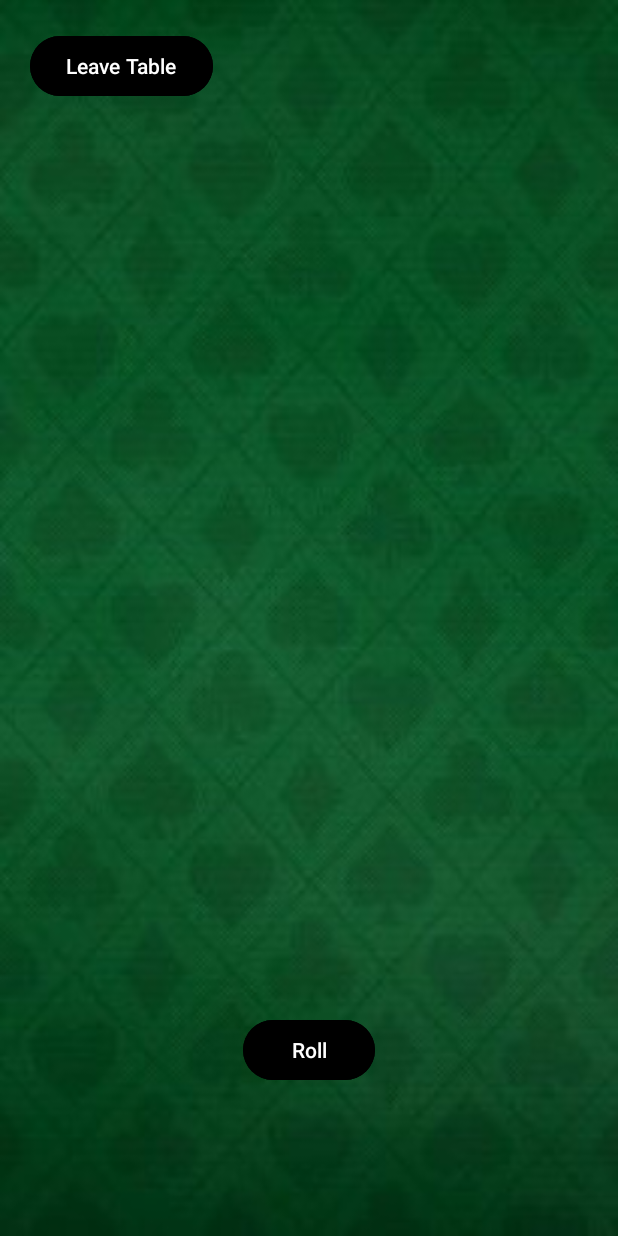
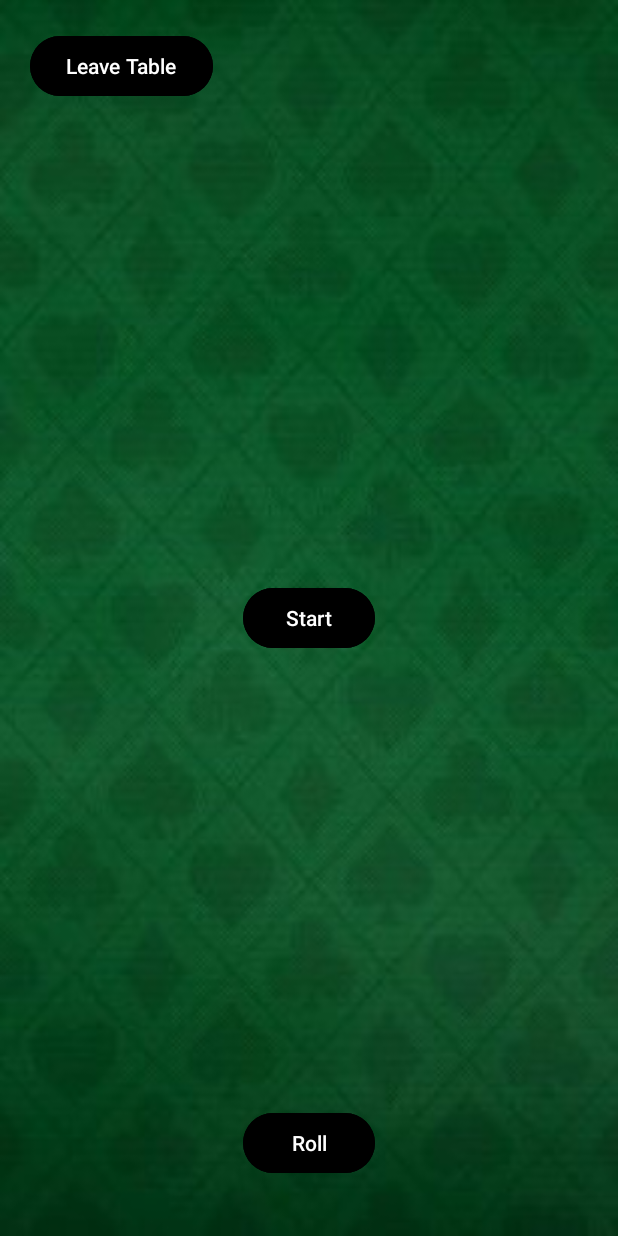
Before and after one commit to Metzenga04/Pocket-Vegas, an Android app: the DiceGame screen opened directly, with no data from a screen before it, on a phone screen of 412 x 824 dp. Run offline under Robolectric (Android 15) with nearby library versions, the phone set to English and light mode, and no system bars; 1 statement that could not run was skipped.

Commit message:
starting the dice game

```diff
--- a/app/src/main/java/pt/iade/guilhermeabrantes/blackjack/BlackJack.java
+++ b/app/src/main/java/pt/iade/guilhermeabrantes/blackjack/BlackJack.java
@@ -5,7 +5,6 @@ import android.content.Intent;
 import android.os.Bundle;
 import pt.iade.guilhermeabrantes.blackjack.models.Card;
 
-import android.view.GestureDetector;
 import android.view.View;
 import android.widget.Button;
 import android.widget.ImageView;
@@ -21,9 +20,9 @@ public class BlackJack extends AppCompatActivity {
         super.onCreate(savedInstanceState);
         setContentView(R.layout.activity_black_jack);
 
-        List<Card> pHand = new ArrayList<Card>();
+        List<Card> pHand = new ArrayList<>();
         List<Card> dHand = new ArrayList<>();
-        Button deal = findViewById(R.id.btnStart);
+        Button deal = findViewById(R.id.btnStartBJ);
         Button stand = findViewById(R.id.btnStand);
         Button hit = findViewById(R.id.btnHit);
         Button ok = findViewById(R.id.btnOk);
--- a/app/src/main/java/pt/iade/guilhermeabrantes/blackjack/DiceGame.java
+++ b/app/src/main/java/pt/iade/guilhermeabrantes/blackjack/DiceGame.java
@@ -2,29 +2,170 @@ package pt.iade.guilhermeabrantes.blackjack;
 
 import androidx.appcompat.app.AppCompatActivity;
 
+import android.annotation.SuppressLint;
 import android.content.Intent;
 import android.os.Bundle;
 import android.view.View;
 import android.widget.Button;
+import android.widget.ImageView;
+import android.widget.Toast;
+
+import java.util.ArrayList;
+import java.util.List;
+
+import pt.iade.guilhermeabrantes.blackjack.models.Card;
+import pt.iade.guilhermeabrantes.blackjack.models.Dices;
 
 public class DiceGame extends AppCompatActivity {
 
     private Button btnRollDice;
     private Button btnLeave;
+    private Button btnStartDG;
+    private Button btnStay;
+    private Button ok;
 
+    @SuppressLint({"MissingInflatedId", "DiscouragedApi"})
     @Override
     protected void onCreate(Bundle savedInstanceState) {
         super.onCreate(savedInstanceState);
         setContentView(R.layout.activity_dice_game);
 
+        List<Dices> pHand = new ArrayList<>();
+        List<Dices> dHand = new ArrayList<>();
+
+        btnStartDG= (Button) findViewById(R.id.btnStardDG);
         btnRollDice = (Button) findViewById(R.id.btnRollDice);
         btnLeave = (Button) findViewById(R.id.btnLeave);
+        btnStay = (Button) findViewById(R.id.btnStay);
+        ok = (Button) findViewById(R.id.btnOkDG);
 
-        btnLeave.setOnClickListener(new View.OnClickListener() {
-            @Override
-            public void onClick(View v) {
-                startActivity(new Intent(DiceGame.this, FrontPage.class));
+        ImageView dice1 = findViewById(R.id.playerDice);
+        ImageView dice2 = findViewById(R.id.playerDice2);
+        ImageView dice3 = findViewById(R.id.playerDice3);
+        ImageView dice4 = findViewById(R.id.playerDice4);
+        ImageView dice5 = findViewById(R.id.playerDice5);
+
+        ImageView dDice1 = findViewById(R.id.dealerCard);
+        ImageView dDice2 = findViewById(R.id.dealerDice2);
+        ImageView dDice3 = findViewById(R.id.dealerDice3);
+        ImageView dDice4 = findViewById(R.id.dealerDice4);
+        ImageView dDice5 = findViewById(R.id.dealerDice5);
+
+        btnStartDG.setVisibility(View.VISIBLE);
+        btnStay.setVisibility(View.GONE);
+        ok.setVisibility(View.GONE);
+        dice1.setVisibility(View.GONE);
+        dice2.setVisibility(View.GONE);
+        dice3.setVisibility(View.GONE);
+        dice4.setVisibility(View.GONE);
+        dice5.setVisibility(View.GONE);
+        dDice1.setVisibility(View.GONE);
+        dDice2.setVisibility(View.GONE);
+        dDice3.setVisibility(View.GONE);
+        dDice4.setVisibility(View.GONE);
+        dDice5.setVisibility(View.GONE);
+
+        btnLeave.setOnClickListener(v -> {
+            startActivity(new Intent(DiceGame.this, FrontPage.class));
+        });
+        btnStartDG.setOnClickListener(v -> {
+            btnStartDG.setVisibility(View.GONE);
+            btnRollDice.setVisibility(View.VISIBLE);
+        });
+        btnStay.setOnClickListener(v -> {
+            btnStay.setVisibility(View.GONE);
+
+            Dices first = new Dices();
+            Dices second = new Dices();
+            Dices third = new Dices();
+            Dices fourth = new Dices();
+            Dices fifth = new Dices();
+
+            dHand.add(first);
+            dHand.add(second);
+            dHand.add(third);
+            dHand.add(fourth);
+            dHand.add(fifth);
+
+            dice1.setImageResource(getResources().getIdentifier(first.getName(), "drawable", getPackageName()));
+            dice2.setImageResource(getResources().getIdentifier(second.getName(), "drawable", getPackageName()));
+            dice3.setImageResource(getResources().getIdentifier(third.getName(), "drawable", getPackageName()));
+            dice4.setImageResource(getResources().getIdentifier(fourth.getName(), "drawable", getPackageName()));
+            dice5.setImageResource(getResources().getIdentifier(fifth.getName(), "drawable", getPackageName()));
+
+            dice1.setVisibility(View.VISIBLE);
+            dice2.setVisibility(View.VISIBLE);
+            dice3.setVisibility(View.VISIBLE);
+            dice4.setVisibility(View.VISIBLE);
+            dice5.setVisibility(View.VISIBLE);
+
+            int sum = 0;
+            for (int i = 0; i < dHand.size(); i++) {
+                sum += dHand.get(i).getRank();
             }
+            int pSum = 0;
+            for (int i = 0; i < pHand.size(); i++) {
+                pSum += pHand.get(i).getRank();
+            }
+            int dSum = 0;
+            for (int i = 0; i < dHand.size(); i++) {
+                dSum += dHand.get(i).getRank();
+            }
+
+            if (pSum > dSum) {
+                Toast.makeText(this, "You win!", Toast.LENGTH_SHORT).show();
+            } else {
+                Toast.makeText(this, "You Lose!", Toast.LENGTH_SHORT).show();
+            }
+            ok.setVisibility(View.VISIBLE);
+        });
+
+        btnRollDice.setOnClickListener(v -> {
+                btnStartDG.setVisibility(View.GONE);
+                btnStay.setVisibility(View.VISIBLE);
+
+                Dices first = new Dices();
+                Dices second = new Dices();
+                Dices third = new Dices();
+                Dices fourth = new Dices();
+                Dices fifth = new Dices();
+
+                pHand.add(first);
+                pHand.add(second);
+                pHand.add(third);
+                pHand.add(fourth);
+                pHand.add(fifth);
+
+                dice1.setImageResource(getResources().getIdentifier(first.getName(), "drawable", getPackageName()));
+                dice2.setImageResource(getResources().getIdentifier(second.getName(), "drawable", getPackageName()));
+                dice3.setImageResource(getResources().getIdentifier(third.getName(), "drawable", getPackageName()));
+                dice4.setImageResource(getResources().getIdentifier(fourth.getName(), "drawable", getPackageName()));
+                dice5.setImageResource(getResources().getIdentifier(fifth.getName(), "drawable", getPackageName()));
+
+                dice1.setVisibility(View.VISIBLE);
+                dice2.setVisibility(View.VISIBLE);
+                dice3.setVisibility(View.VISIBLE);
+                dice4.setVisibility(View.VISIBLE);
+                dice5.setVisibility(View.VISIBLE);
+            });
+        ok.setOnClickListener(v -> {
+
+        Toast.makeText(this, "Dice Game", Toast.LENGTH_SHORT).show();
+        pHand.clear();
+        dHand.clear();
+
+        btnStartDG.setVisibility(View.VISIBLE);
+        ok.setVisibility(View.GONE);
+        dice1.setVisibility(View.GONE);
+        dice2.setVisibility(View.GONE);
+        dice3.setVisibility(View.GONE);
+        dice4.setVisibility(View.GONE);
+        dice5.setVisibility(View.GONE);
+        dDice1.setVisibility(View.GONE);
+        dDice2.setVisibility(View.GONE);
+        dDice3.setVisibility(View.GONE);
+        dDice4.setVisibility(View.GONE);
+        dDice5.setVisibility(View.GONE);
         });
 
     }
--- a/app/src/main/java/pt/iade/guilhermeabrantes/blackjack/models/Card.java
+++ b/app/src/main/java/pt/iade/guilhermeabrantes/blackjack/models/Card.java
@@ -43,7 +43,7 @@ public class Card {
     private String nameOfCard;
 
     public Card() {
-        int tempRank = (int) Math.floor(Math.random() * 13) + 1;
+        int tempRank = (int) Math.floor(Math.random() * 26) + 1;
         this.suit = (int) Math.floor(Math.random() * 4) + 1;
 
         switch (tempRank) {
--- a/app/src/main/res/layout/activity_black_jack.xml
+++ b/app/src/main/res/layout/activity_black_jack.xml
@@ -166,7 +166,7 @@
     </LinearLayout>
 
     <Button
-        android:id="@+id/btnStart"
+        android:id="@+id/btnStartBJ"
         android:layout_width="88dp"
         android:layout_height="48dp"
         android:backgroundTint="@color/preto"
@@ -183,7 +183,7 @@
         android:layout_marginTop="110dp"
         android:backgroundTint="@color/preto"
         android:text="OK"
-        app:layout_constraintBottom_toTopOf="@+id/btnStart"
+        app:layout_constraintBottom_toTopOf="@+id/btnStartBJ"
         app:layout_constraintEnd_toEndOf="parent"
         app:layout_constraintStart_toStartOf="parent"
         app:layout_constraintTop_toBottomOf="@+id/linearDealer" />
--- a/app/src/main/res/layout/activity_dice_game.xml
+++ b/app/src/main/res/layout/activity_dice_game.xml
@@ -8,13 +8,144 @@
     tools:context=".DiceGame">
 
     <Button
+        android:id="@+id/btnOkDG"
+        android:layout_width="wrap_content"
+        android:layout_height="wrap_content"
+        android:layout_marginTop="160dp"
+        android:backgroundTint="@color/preto"
+        android:text="OK"
+        app:layout_constraintBottom_toTopOf="@+id/btnStartBJ"
+        app:layout_constraintEnd_toEndOf="parent"
+        app:layout_constraintStart_toStartOf="parent"
+        app:layout_constraintTop_toBottomOf="@+id/linearDealer" />
+
+    <Button
+        android:id="@+id/btnStay"
+        android:layout_width="wrap_content"
+        android:layout_height="wrap_content"
+        android:layout_marginStart="30dp"
+        android:layout_marginBottom="30dp"
+        android:backgroundTint="@color/preto"
+        android:text="Stay"
+        app:layout_constraintBottom_toBottomOf="parent"
+        app:layout_constraintStart_toStartOf="parent" />
+
+    <LinearLayout
+        android:id="@+id/linearDealer"
+        android:layout_width="350dp"
+        android:layout_height="70dp"
+        android:layout_marginStart="50dp"
+        android:layout_marginTop="150dp"
+        android:layout_marginEnd="50dp"
+        android:orientation="horizontal"
+        app:layout_constraintEnd_toEndOf="parent"
+        app:layout_constraintStart_toStartOf="parent"
+        app:layout_constraintTop_toTopOf="parent">
+
+        <ImageView
+            android:id="@+id/dealerDice"
+            android:layout_width="70dp"
+            android:layout_height="70dp"
+            android:layout_marginStart="0dp"
+            android:layout_marginTop="0dp"
+            android:layout_marginEnd="0dp"/>
+
+        <ImageView
+            android:id="@+id/dealerDice2"
+            android:layout_width="70dp"
+            android:layout_height="70dp"
+            android:layout_marginStart="0dp"
+            android:layout_marginTop="0dp"
+            android:layout_marginEnd="0dp"/>
+
+        <ImageView
+            android:id="@+id/dealerDice3"
+            android:layout_width="70dp"
+            android:layout_height="70dp"
+            android:layout_marginStart="0dp"
+            android:layout_marginTop="0dp"
+            android:layout_marginEnd="0dp"/>
+
+        <ImageView
+            android:id="@+id/dealerDice4"
+            android:layout_width="70dp"
+            android:layout_height="70dp"
+            android:layout_marginStart="0dp"
+            android:layout_marginTop="0dp"
+            android:layout_marginEnd="0dp"
+            android:layout_weight="0"/>
+
+        <ImageView
+            android:id="@+id/dealerDice5"
+            android:layout_width="70dp"
+            android:layout_height="70dp"
+            android:layout_marginStart="0dp"
+            android:layout_marginTop="0dp"
+            android:layout_marginEnd="0dp"
+            android:layout_weight="0"/>
+    </LinearLayout>
+
+    <LinearLayout
+        android:id="@+id/linearPlayer"
+        android:layout_width="350dp"
+        android:layout_height="70dp"
+        android:layout_marginStart="50dp"
+        android:layout_marginEnd="50dp"
+        android:layout_marginBottom="150dp"
+        android:orientation="horizontal"
+        app:layout_constraintBottom_toBottomOf="parent"
+        app:layout_constraintEnd_toEndOf="parent"
+        app:layout_constraintStart_toStartOf="parent">
+
+        <ImageView
+            android:id="@+id/playerDice"
+            android:layout_width="70dp"
+            android:layout_height="70dp"
+            android:layout_marginStart="0dp"
+            android:layout_marginEnd="0dp"
+            android:layout_marginBottom="0dp" />
+
+        <ImageView
+            android:id="@+id/playerDice2"
+            android:layout_width="70dp"
+            android:layout_height="70dp"
+            android:layout_marginStart="0dp"
+            android:layout_marginEnd="0dp"
+            android:layout_marginBottom="0dp" />
+
+        <ImageView
+            android:id="@+id/playerDice3"
+            android:layout_width="70dp"
+            android:layout_height="70dp"
+            android:layout_marginStart="0dp"
+            android:layout_marginEnd="0dp"
+            android:layout_marginBottom="0dp" />
+
+        <ImageView
+            android:id="@+id/playerDice4"
+            android:layout_width="70dp"
+            android:layout_height="70dp"
+            android:layout_marginStart="0dp"
+            android:layout_marginEnd="0dp"
+            android:layout_marginBottom="0dp" />
+
+        <ImageView
+            android:id="@+id/playerDice5"
+            android:layout_width="70dp"
+            android:layout_height="70dp"
+            android:layout_marginStart="0dp"
+            android:layout_marginEnd="0dp"
+            android:layout_marginBottom="0dp" />
+    </LinearLayout>
+
+    <Button
         android:id="@+id/btnLeave"
         android:layout_width="wrap_content"
         android:layout_height="wrap_content"
         android:layout_marginStart="20dp"
         android:layout_marginTop="20dp"
         android:backgroundTint="@color/preto"
-        android:text="Leave Table"
+        android:text="@string/leave_table"
         app:layout_constraintStart_toStartOf="parent"
         app:layout_constraintTop_toTopOf="parent" />
 
@@ -22,10 +153,22 @@
         android:id="@+id/btnRollDice"
         android:layout_width="wrap_content"
         android:layout_height="wrap_content"
-        android:layout_marginBottom="100dp"
+        android:layout_marginTop="700dp"
         android:backgroundTint="@color/preto"
-        android:text="Roll"
+        android:text="@string/roll"
         app:layout_constraintBottom_toBottomOf="parent"
         app:layout_constraintEnd_toEndOf="parent"
-        app:layout_constraintStart_toStartOf="parent" />
+        app:layout_constraintStart_toStartOf="parent"
+        app:layout_constraintTop_toTopOf="parent" />
+
+    <Button
+        android:id="@+id/btnStardDG"
+        android:layout_width="wrap_content"
+        android:layout_height="wrap_content"
+        android:backgroundTint="@color/preto"
+        android:text="@string/start"
+        app:layout_constraintBottom_toBottomOf="parent"
+        app:layout_constraintEnd_toEndOf="parent"
+        app:layout_constraintStart_toStartOf="parent"
+        app:layout_constraintTop_toTopOf="parent" />
 </androidx.constraintlayout.widget.ConstraintLayout>
--- a/app/src/main/res/values/strings.xml
+++ b/app/src/main/res/values/strings.xml
@@ -15,4 +15,7 @@
     <string name="e_mail">E-mail</string>
     <string name="password">Password</string>
     <string name="re_password">Re-Password</string>
+    <string name="leave_table">Leave Table</string>
+    <string name="start">Start</string>
+    <string name="roll">Roll</string>
 </resources>
```
Also changed, not shown: app/src/main/java/pt/iade/guilhermeabrantes/blackjack/models/Dices.java (added, +178 -0 lines).
